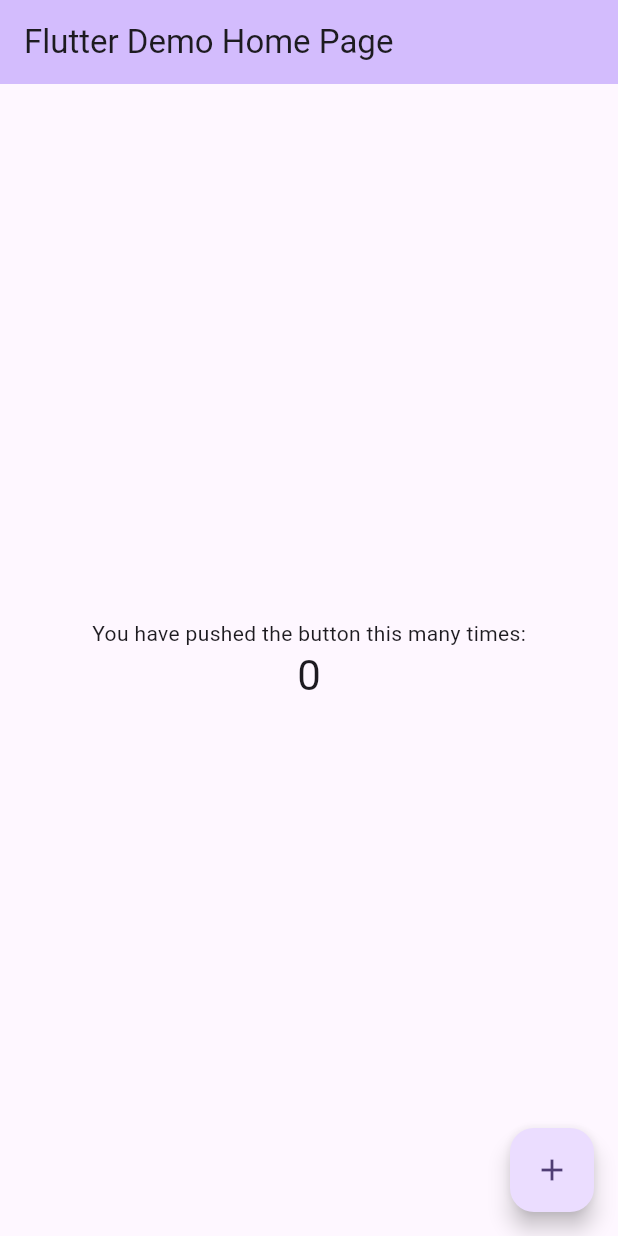
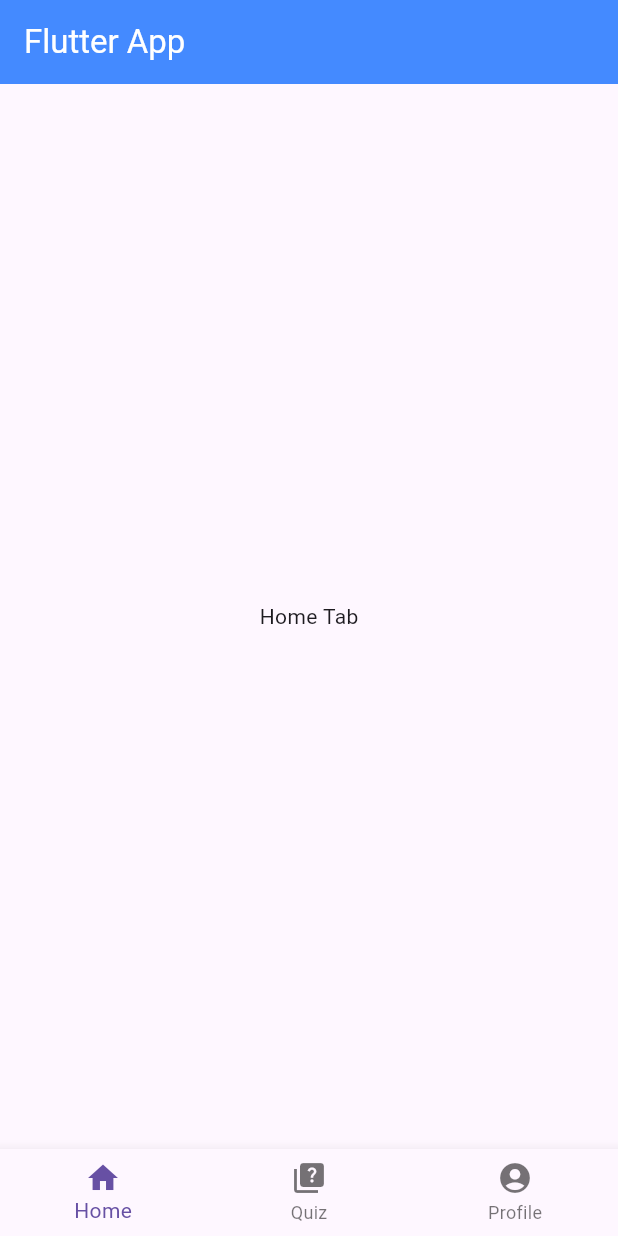
Before and after one commit to HadiRoyan/planet-xplorer, a Flutter app: the screen it shows after launch, on a phone screen of 412 x 824 dp. Run offline on Flutter 3.47's test engine with Material 3 defaults, Android fonts, the phone set to English and light mode, and no system bars; our stand-ins replace flutter_bloc, go_router.

Commit message:
add: home page and tabs

```diff
--- /dev/null
+++ b/lib/core/app.dart
@@ -0,0 +1,15 @@
+import 'package:flutter/material.dart';
+
+import 'router.dart';
+
+class MyApp extends StatelessWidget {
+  const MyApp({super.key});
+
+  @override
+  Widget build(BuildContext context) {
+    return MaterialApp.router(
+      title: 'Flutter App',
+      routerConfig: router,
+    );
+  }
+}
--- /dev/null
+++ b/lib/core/router.dart
@@ -0,0 +1,41 @@
+import 'package:flutter/material.dart';
+import 'package:flutter_bloc/flutter_bloc.dart';
+import 'package:go_router/go_router.dart';
+import 'package:planet_xplorer/logic/cubit/tab_cubit.dart';
+import 'package:planet_xplorer/ui/pages/setting_page.dart';
+
+import '../ui/pages/home_page.dart';
+
+enum AppRoute {
+  home('/'),
+  setting('/setting');
+
+  const AppRoute(this.path);
+  final String path;
+}
+
+final GoRouter router = GoRouter(
+  initialLocation: AppRoute.home.path,
+  routes: [
+    // Define HomePage route
+    GoRoute(
+      path: AppRoute.home.path,
+      builder: (BuildContext context, GoRouterState state) {
+        return BlocProvider(
+          create: (context) => TabCubit(),
+          child: const HomePage(),
+        );
+      },
+    ),
+
+    // Define Setting route
+    GoRoute(
+      path: AppRoute.setting.path,
+      builder: (BuildContext context, GoRouterState state) {
+        return const SettingPage();
+      },
+    ),
+
+    // Define other routes, if needed
+  ],
+);
--- /dev/null
+++ b/lib/logic/cubit/tab_cubit.dart
@@ -0,0 +1,7 @@
+import 'package:flutter_bloc/flutter_bloc.dart';
+
+class TabCubit extends Cubit<int> {
+  TabCubit() : super(0); // Defaultnya tab
+
+  void setTabIndex(int index) => emit(index);
+}
--- a/lib/main.dart
+++ b/lib/main.dart
@@ -1,125 +1,7 @@
 import 'package:flutter/material.dart';
+
+import 'core/app.dart';
 
 void main() {
   runApp(const MyApp());
 }
-
-class MyApp extends StatelessWidget {
-  const MyApp({super.key});
-
-  // This widget is the root of your application.
-  @override
-  Widget build(BuildContext context) {
-    return MaterialApp(
-      title: 'Flutter Demo',
-      theme: ThemeData(
-        // This is the theme of your application.
-        //
-        // TRY THIS: Try running your application with "flutter run". You'll see
-        // the application has a purple toolbar. Then, without quitting the app,
-        // try changing the seedColor in the colorScheme below to Colors.green
-        // and then invoke "hot reload" (save your changes or press the "hot
-        // reload" button in a Flutter-supported IDE, or press "r" if you used
-        // the command line to start the app).
-        //
-        // Notice that the counter didn't reset back to zero; the application
-        // state is not lost during the reload. To reset the state, use hot
-        // restart instead.
-        //
-        // This works for code too, not just values: Most code changes can be
-        // tested with just a hot reload.
-        colorScheme: ColorScheme.fromSeed(seedColor: Colors.deepPurple),
-        useMaterial3: true,
-      ),
-      home: const MyHomePage(title: 'Flutter Demo Home Page'),
-    );
-  }
-}
-
-class MyHomePage extends StatefulWidget {
-  const MyHomePage({super.key, required this.title});
-
-  // This widget is the home page of your application. It is stateful, meaning
-  // that it has a State object (defined below) that contains fields that affect
-  // how it looks.
-
-  // This class is the configuration for the state. It holds the values (in this
-  // case the title) provided by the parent (in this case the App widget) and
-  // used by the build method of the State. Fields in a Widget subclass are
-  // always marked "final".
-
-  final String title;
-
-  @override
-  State<MyHomePage> createState() => _MyHomePageState();
-}
-
-class _MyHomePageState extends State<MyHomePage> {
-  int _counter = 0;
-
-  void _incrementCounter() {
-    setState(() {
-      // This call to setState tells the Flutter framework that something has
-      // changed in this State, which causes it to rerun the build method below
-      // so that the display can reflect the updated values. If we changed
-      // _counter without calling setState(), then the build method would not be
-      // called again, and so nothing would appear to happen.
-      _counter++;
-    });
-  }
-
-  @override
-  Widget build(BuildContext context) {
-    // This method is rerun every time setState is called, for instance as done
-    // by the _incrementCounter method above.
-    //
-    // The Flutter framework has been optimized to make rerunning build methods
-    // fast, so that you can just rebuild anything that needs updating rather
-    // than having to individually change instances of widgets.
-    return Scaffold(
-      appBar: AppBar(
-        // TRY THIS: Try changing the color here to a specific color (to
-        // Colors.amber, perhaps?) and trigger a hot reload to see the AppBar
-        // change color while the other colors stay the same.
-        backgroundColor: Theme.of(context).colorScheme.inversePrimary,
-        // Here we take the value from the MyHomePage object that was created by
-        // the App.build method, and use it to set our appbar title.
-        title: Text(widget.title),
-      ),
-      body: Center(
-        // Center is a layout widget. It takes a single child and positions it
-        // in the middle of the parent.
-        child: Column(
-          // Column is also a layout widget. It takes a list of children and
-          // arranges them vertically. By default, it sizes itself to fit its
-          // children horizontally, and tries to be as tall as its parent.
-          //
-          // Column has various properties to control how it sizes itself and
-          // how it positions its children. Here we use mainAxisAlignment to
-          // center the children vertically; the main axis here is the vertical
-          // axis because Columns are vertical (the cross axis would be
-          // horizontal).
-          //
-          // TRY THIS: Invoke "debug painting" (choose the "Toggle Debug Paint"
-          // action in the IDE, or press "p" in the console), to see the
-          // wireframe for each widget.
-          mainAxisAlignment: MainAxisAlignment.center,
-          children: <Widget>[
-            const Text(
-              'You have pushed the button this many times:',
-            ),
-            Text(
-              '$_counter',
-              style: Theme.of(context).textTheme.headlineMedium,
-            ),
-          ],
-        ),
-      ),
-      floatingActionButton: FloatingActionButton(
-        onPressed: _incrementCounter,
-        tooltip: 'Increment',
-        child: const Icon(Icons.add),
-      ), // This trailing comma makes auto-formatting nicer for build methods.
-    );
-  }
-}
--- /dev/null
+++ b/lib/ui/pages/home_page.dart
@@ -0,0 +1,70 @@
+import 'package:flutter/material.dart';
+import 'package:flutter_bloc/flutter_bloc.dart';
+import 'package:go_router/go_router.dart';
+
+import '../../core/router.dart';
+import '../../logic/cubit/tab_cubit.dart';
+import '../tabs/quiz_tab.dart';
+import '../tabs/home_tab.dart';
+import '../tabs/profile_tab.dart';
+
+class HomePage extends StatefulWidget {
+  const HomePage({super.key});
+
+  @override
+  State<HomePage> createState() => _HomePageState();
+}
+
+class _HomePageState extends State<HomePage> {
+  final List<Widget> _tabs = [
+    const HomeTab(),
+    const QuizTab(),
+    const ProfileTab(),
+  ];
+
+  void _onItemTapped(int index) {
+    context.read<TabCubit>().setTabIndex(index);
+  }
+
+  @override
+  Widget build(BuildContext context) {
+    return BlocBuilder<TabCubit, int>(
+      builder: (context, state) {
+        return Scaffold(
+          appBar: AppBar(
+            title: const Text('Flutter App'),
+            foregroundColor: Colors.white,
+            backgroundColor: Colors.blueAccent,
+            actions: state == 2
+                ? [
+                    IconButton(
+                      icon: const Icon(Icons.settings),
+                      onPressed: () => context.push(AppRoute.setting.path),
+                    ),
+                  ]
+                : [],
+          ),
+          body: _tabs[state],
+          bottomNavigationBar: BottomNavigationBar(
+            currentIndex: state,
+            onTap: _onItemTapped,
+            items: const <BottomNavigationBarItem>[
+              BottomNavigationBarItem(
+                icon: Icon(Icons.home),
+                label: 'Home',
+              ),
+              BottomNavigationBarItem(
+                icon: Icon(Icons.quiz),
+                label: 'Quiz',
+              ),
+              BottomNavigationBarItem(
+                icon: Icon(Icons.account_circle),
+                label: 'Profile',
+              ),
+            ],
+          ),
+        );
+      },
+    );
+  }
+}
--- /dev/null
+++ b/lib/ui/tabs/home_tab.dart
@@ -0,0 +1,12 @@
+import 'package:flutter/material.dart';
+
+class HomeTab extends StatelessWidget {
+  const HomeTab({super.key});
+
+  @override
+  Widget build(BuildContext context) {
+    return const Center(
+      child: Text('Home Tab'),
+    );
+  }
+}
--- a/pubspec.yaml
+++ b/pubspec.yaml
@@ -35,6 +35,9 @@ dependencies:
   # The following adds the Cupertino Icons font to your application.
   # Use with the CupertinoIcons class for iOS style icons.
   cupertino_icons: ^1.0.6
+  go_router: ^14.6.1
+  bloc: ^8.1.4
+  flutter_bloc: ^8.1.6
 
 dev_dependencies:
   flutter_test:
```
Also changed, not shown: lib/ui/pages/setting_page.dart (added, +22 -0 lines), lib/ui/tabs/profile_tab.dart (added, +12 -0 lines), lib/ui/tabs/quiz_tab.dart (added, +12 -0 lines), pubspec.lock, 1 other file.
